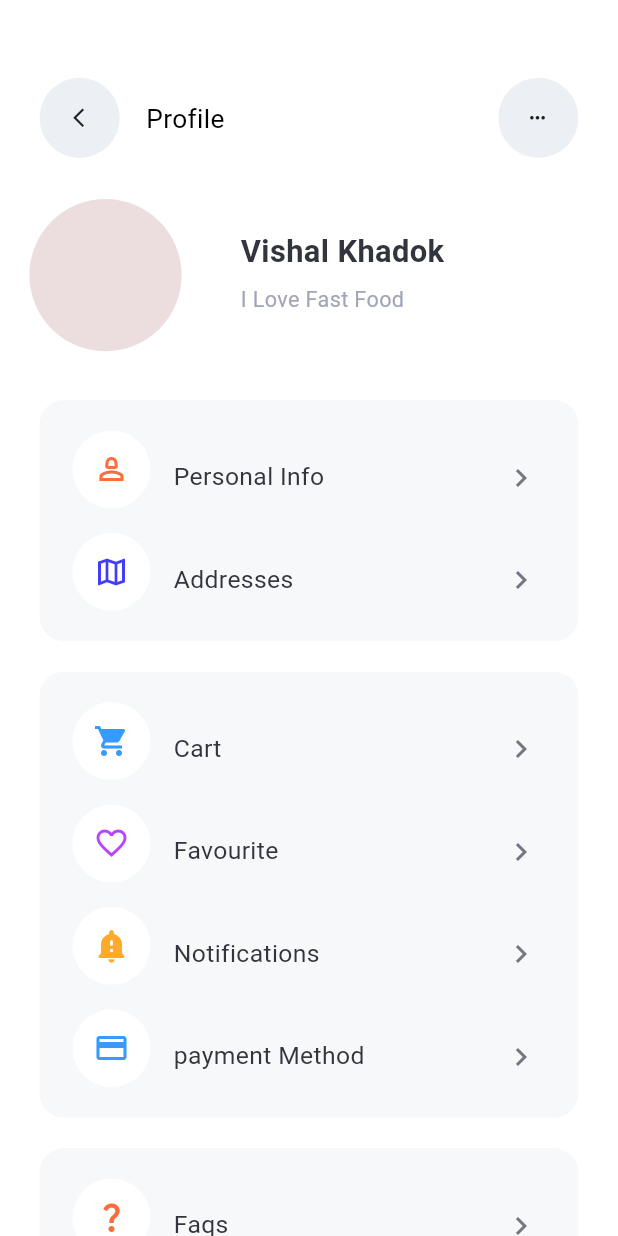
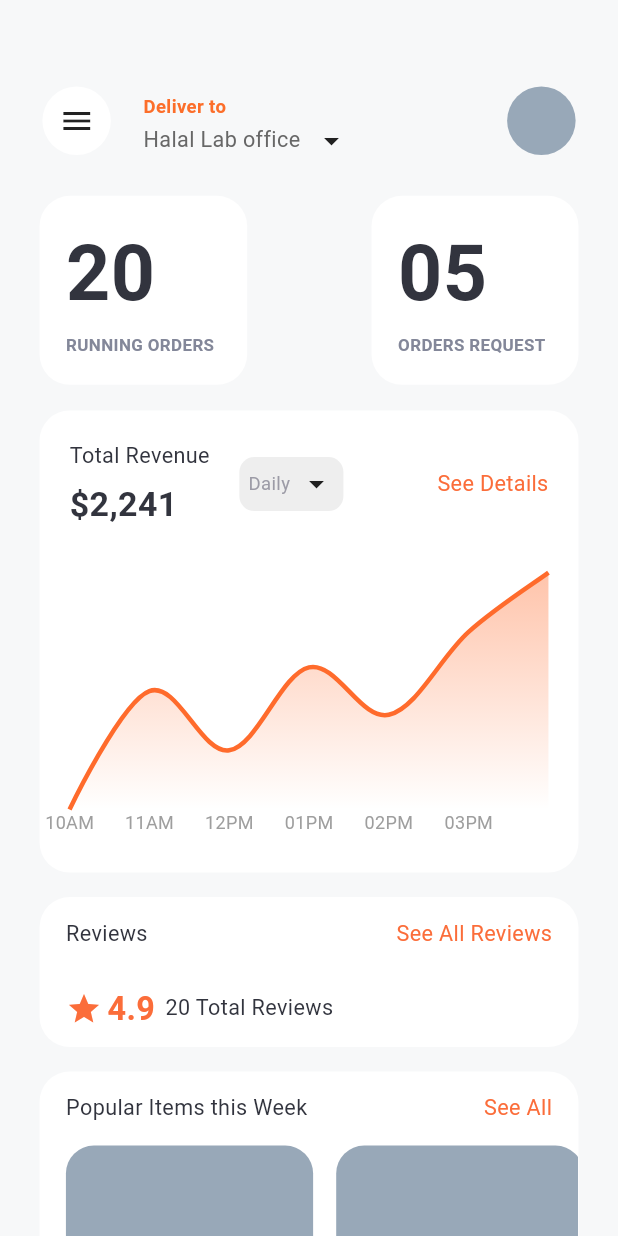
Before and after one commit to afaqahmad922/food_delievery_app, a Flutter app: the screen it shows after launch, on a phone screen of 412 x 824 dp. Run offline on Flutter 3.47's test engine with Material 3 defaults, Android fonts, the phone set to English and light mode, and no system bars; drawn by our look-alikes of fl_chart; our stand-ins replace flutter_screenutil, google_fonts, smooth_page_indicator, timeline_tile; Roboto replaces fonts that are missing (Sen).

Commit message:
Seller Dashboard UI

```diff
--- /dev/null
+++ b/lib/Chef interfaces/Revenue Chart.dart
@@ -0,0 +1,153 @@
+import 'package:figma_to_flutter_2/logins/Widgets/Widgets.dart';
+import 'package:flutter_screenutil/flutter_screenutil.dart';
+import 'package:fl_chart/fl_chart.dart';
+import 'package:flutter/material.dart';
+import 'package:google_fonts/google_fonts.dart';
+
+class RevenueCard extends StatelessWidget {
+  const RevenueCard({super.key});
+
+  @override
+  Widget build(BuildContext context) {
+    return Container(
+      padding: const EdgeInsets.all(20),
+      margin: EdgeInsets.only(left: 24.w, right: 24.w, top: 16.9.h),
+      decoration: BoxDecoration(
+        color: const Color(0xffFFFFFF),
+        borderRadius: BorderRadius.circular(20),
+      ),
+      child: Column(
+        crossAxisAlignment: CrossAxisAlignment.start,
+        children: [
+          /// Header
+          Row(
+            children: [
+              Column(
+                crossAxisAlignment: CrossAxisAlignment.start,
+                children: [
+                  AppText(text: 'Total Revenue', font: GoogleFonts.sen, fontWeight: FontWeight.w400, fontSize: 14.sp, color: Color(0xff32343E)),
+                  SizedBox(height: 5),
+                  AppText(text: '\$2,241', font: GoogleFonts.sen, fontWeight: FontWeight.w700, fontSize: 22.sp, color: Color(0xff32343E)),
+                ],
+              ),
+              SizedBox(width: 18.w,),
+              Container(
+                padding: const EdgeInsets.symmetric(
+                  horizontal: 6,
+                  vertical: 6,
+                ),
+                decoration: BoxDecoration(
+                  color: Colors.grey.shade200,
+                  borderRadius: BorderRadius.circular(10),
+                ),
+                child: Row(
+                  children: [
+                    AppText(text: 'Daily', font: GoogleFonts.sen, fontWeight: FontWeight.w400, fontSize: 12.sp, color: Color(0xff9C9BA6)),
+                    SizedBox(width: 5.w,),
+                    Icon(Icons.arrow_drop_down)
+                  ],
+                )
+              ),
+              Spacer(),
+              AppText(text: 'See Details', font: GoogleFonts.sen, fontWeight: FontWeight.w400, fontSize: 14.sp, color: Color(0xffFB6D3A)),
+            ],
+          ),
+
+          const SizedBox(height: 30),
+
+          /// Chart
+          SizedBox(
+            height: 180,
+            child: LineChart(
+              LineChartData(
+                gridData: FlGridData(show: false),
+                borderData: FlBorderData(show: false),
+
+                lineTouchData: LineTouchData(
+                  touchTooltipData: LineTouchTooltipData(
+                    getTooltipColor: (touchedSpot) => Colors.black87,
+                    getTooltipItems: (spots) {
+                      return spots.map((spot) {
+                        return LineTooltipItem(
+                          '\$${spot.y}',
+                          const TextStyle(color: Colors.white),
+                        );
+                      }).toList();
+                    },
+                  ),
+                ),
+
+                titlesData: FlTitlesData(
+                  leftTitles: AxisTitles(
+                    sideTitles: SideTitles(showTitles: false),
+                  ),
+                  rightTitles: AxisTitles(
+                    sideTitles: SideTitles(showTitles: false),
+                  ),
+                  topTitles: AxisTitles(
+                    sideTitles: SideTitles(showTitles: false),
+                  ),
+                  bottomTitles: AxisTitles(
+                    sideTitles: SideTitles(
+                      showTitles: true,
+                      interval: 1, // space between labels
+                      getTitlesWidget: (value, meta) {
+                        const style = TextStyle(color: Colors.grey, fontSize: 12);
+
+                        switch (value.toInt()) {
+                          case 0:
+                            return const Text("10AM", style: style);
+                          case 1:
+                            return const Text("11AM", style: style);
+                          case 2:
+                            return const Text("12PM", style: style);
+                          case 3:
+                            return const Text("01PM", style: style);
+                          case 4:
+                            return const Text("02PM", style: style);
+                          case 5:
+                            return const Text("03PM", style: style);
+                          default:
+                            return const Text('');
+                        }
+                      },
+                    ),
+                  ),
+                ),
+
+                lineBarsData: [
+                  LineChartBarData(
+                    spots: const [
+                      FlSpot(0, 3),
+                      FlSpot(1, 4),
+                      FlSpot(2, 3.5),
+                      FlSpot(3, 4.2),
+                      FlSpot(4, 3.8),
+                      FlSpot(5, 4.5),
+                      FlSpot(6, 5),
+                    ],
+                    isCurved: true,
+                    color: Color(0xffFF6B2C),
+                    barWidth: 3,
+                    dotData: FlDotData(show: false),
+                    belowBarData: BarAreaData(
+                      show: true,
+                      gradient: LinearGradient(
+                        colors: [
+                          Color(0xffFF6B2C).withOpacity(0.4),
+                          Color(0xffFF6B2C).withOpacity(0.0),
+                        ],
+                        begin: Alignment.topCenter,
+                        end: Alignment.bottomCenter,
+                      ),
+                    ),
+                  ),
+                ],
+              ),
+            ),
+          ),
+        ],
+      ),
+    );
+  }
+}
--- /dev/null
+++ b/lib/Chef interfaces/seller_Dashboard_Home.dart
@@ -0,0 +1,242 @@
+import 'package:figma_to_flutter_2/App_Pages/cart_Pages/edit_Cart.dart';
+import 'package:figma_to_flutter_2/Chef%20interfaces/Revenue%20Chart.dart';
+import 'package:figma_to_flutter_2/Homes/Home%20V.2.dart';
+import 'package:figma_to_flutter_2/logins/Widgets/Widgets.dart';
+import 'package:flutter/material.dart';
+import 'package:flutter_screenutil/flutter_screenutil.dart';
+import 'package:google_fonts/google_fonts.dart';
+
+class seller_Dash_Home extends StatefulWidget {
+  const seller_Dash_Home({super.key});
+
+  @override
+  State<seller_Dash_Home> createState() => _seller_Dash_HomeState();
+}
+
+class _seller_Dash_HomeState extends State<seller_Dash_Home> {
+  @override
+  Widget build(BuildContext context) {
+    return ScreenUtilInit(
+        designSize: const Size(375, 812),
+    minTextAdapt: true,
+      child: Scaffold(
+        backgroundColor: Color(0xffF7F8F9),
+        body: SingleChildScrollView(
+          child: Column(
+            children: [
+              Row(
+                children: [
+                  Padding(
+                    padding: EdgeInsets.only(left: 24.w, top: 54.h),
+                    child: Container(
+                      height: 45.h,
+                      width: 45.w,
+                      decoration: BoxDecoration(
+                        shape: BoxShape.circle,
+                        color: Color(0xffFFFFFF),
+                      ),
+                      child: Icon(Icons.menu),
+                    ),
+                  ),
+                  Column(
+                    crossAxisAlignment: CrossAxisAlignment.start,
+                    children: [
+                      Padding(
+                        padding: EdgeInsets.only(top: 59.h, left: 18.w),
+                        child: AppText(text: 'Deliver to', font: GoogleFonts.sen, fontWeight: FontWeight.w700, fontSize: 12.sp, color: Color(0xffFC6E2A)),
+                      ),
+                      Padding(
+                        padding: EdgeInsets.only(top: 3.h, left: 18.w),
+                        child: AppText(text: 'Halal Lab office', font: GoogleFonts.sen, fontWeight: FontWeight.w400, fontSize: 14.sp, color: Color(0xff676767)),
+                      ),
+                    ],
+                  ),
+                  Padding(
+                    padding: EdgeInsets.only(left: 8.w,top: 81.h),
+                    child: Icon(Icons.arrow_drop_down),
+                  ),
+                  Spacer(),
+                  Padding(
+                    padding: EdgeInsets.only(right: 24.w, top: 54.h),
+                    child: Container(
+                      height: 45.h,
+                      width: 45.w,
+                      decoration: BoxDecoration(
+                        shape: BoxShape.circle,
+                        color: Color(0xff98A8B8),
+                      ),
+                    ),
+                  ),
+                ],
+              ),
+              Padding(
+                padding: EdgeInsets.only(left: 24.w, top: 24.h, right: 24.w),
+                child: Row(
+                  children: [
+                    Container(
+                      decoration: BoxDecoration(
+                        borderRadius: BorderRadius.circular(20.r),
+                        color: Color(0xffFFFFFF),
+                      ),
+                      child: Padding(
+                        padding: EdgeInsets.only(left: 16.w),
+                        child: Column(
+                          mainAxisAlignment: MainAxisAlignment.start,
+                          crossAxisAlignment: CrossAxisAlignment.start,
+                          children: [
+                            Padding(
+                              padding: EdgeInsets.only(top: 15.h),
+                              child: AppText(text: '20', font: GoogleFonts.sen, fontWeight: FontWeight.w700, fontSize: 50.sp, color: Color(0xff32343E)),
+                            ),
+                            Padding(
+                              padding: EdgeInsets.only(top: 2.5.h, bottom: 18.h, right: 20.w),
+                              child: AppText(text: 'RUNNING ORDERS', font: GoogleFonts.sen, fontWeight: FontWeight.w700, fontSize: 11.sp, color: Color(0xff838799)),
+                            ),
+                          ],
+                        ),
+                      ),
+                    ),
+                    Spacer(),
+                    Container(
+                      decoration: BoxDecoration(
+                        borderRadius: BorderRadius.circular(20.r),
+                        color: Color(0xffFFFFFF),
+                      ),
+                      child: Padding(
+                        padding: EdgeInsets.only(left: 16.w),
+                        child: Column(
+                          mainAxisAlignment: MainAxisAlignment.start,
+                          crossAxisAlignment: CrossAxisAlignment.start,
+                          children: [
+                            Padding(
+                              padding: EdgeInsets.only(top: 15.h),
+                              child: AppText(text: '05', font: GoogleFonts.sen, fontWeight: FontWeight.w700, fontSize: 50.sp, color: Color(0xff32343E)),
+                            ),
+                            Padding(
+                              padding: EdgeInsets.only(top: 2.5.h, bottom: 18.h, right: 20.w),
+                              child: AppText(text: 'ORDERS REQUEST', font: GoogleFonts.sen, fontWeight: FontWeight.w700, fontSize: 11.sp, color: Color(0xff838799)),
+                            ),
+                          ],
+                        ),
+                      ),
+                    ),
+                  ],
+                ),
+              ),
+
+              RevenueCard(),
+              Padding(
+                padding: EdgeInsets.only(left: 24.w, right: 24.w, top: 16.h),
+                child: Container(
+                  decoration: BoxDecoration(
+                    borderRadius: BorderRadius.circular(20.r),
+                    color: Color(0xffFFFFFF),
+                  ),
+                  child: Column(
+                    children: [
+                      Row(
+                        children: [
+                          Padding(
+                            padding: EdgeInsets.only(left: 16.w, top: 14.h),
+                            child: AppText(text: 'Reviews', font: GoogleFonts.sen, fontWeight: FontWeight.w400, fontSize: 14.sp, color: Color(0xff32343E)),
+                          ),
+                          Spacer(),
+                          Padding(
+                            padding: EdgeInsets.only( top: 14.h, right: 16.w),
+                            child: AppText(text: 'See All Reviews', font: GoogleFonts.sen, fontWeight: FontWeight.w400, fontSize: 14.sp, color: Color(0xffFB6D3A)),
+                          ),
+                        ],
+                      ),
+                      Padding(
+                        padding: EdgeInsets.only( top: 23.4.h, left: 16.w, bottom: 10.h),
+                        child: Row(
+                          children: [
+                            Icon(Icons.star, color: Color(0xffFB6D3A),),
+                            Padding(
+                              padding: EdgeInsets.only(left: 3.3.w),
+                              child: AppText(text: '4.9', font: GoogleFonts.sen, fontWeight: FontWeight.w700, fontSize: 21.sp, color: Color(0xffFB6D3A)),
+                            ),
+                            Padding(
+                              padding: EdgeInsets.only(left: 6.16.w),
+                              child: AppText(text: '20 Total Reviews', font: GoogleFonts.sen, fontWeight: FontWeight.w400, fontSize: 14.sp, color: Color(0xff32343E)),
+                            ),
+                          ],
+                        ),
+                      )
+                    ],
+                  ),
+                ),
+              ),
+              Padding(
+                padding: EdgeInsets.only(left: 24.w, right: 24.w, top: 16.h),
+                child: Container(
+                  decoration: BoxDecoration(
+                    borderRadius: BorderRadius.circular(20.r),
+                    color: Color(0xffFFFFFF)
+                  ),
+                  child: Column(
+                    mainAxisAlignment: MainAxisAlignment.start,
+                    crossAxisAlignment: CrossAxisAlignment.start,
+                    children: [
+                      Row(
+                        children: [
+                          Padding(
+                            padding: EdgeInsets.only(left: 16.w, top: 14.h),
+                            child: AppText(text: 'Popular Items this Week', font: GoogleFonts.sen, fontWeight: FontWeight.w400, fontSize: 14.sp, color: Color(0xff32343E)),
+                          ),
+                          Spacer(),
+                          Padding(
+                            padding: EdgeInsets.only( top: 14.h, right: 16.w),
+                            child: AppText(text: 'See All', font: GoogleFonts.sen, fontWeight: FontWeight.w400, fontSize: 14.sp, color: Color(0xffFB6D3A)),
+                          ),
+                        ],
+                      ),
+                      SingleChildScrollView(
+                        scrollDirection: Axis.horizontal,
+                        child: Padding(
+                          padding: EdgeInsets.only( top: 14.h, left: 16.w, bottom: 14.h),
+                          child: Row(
+                            mainAxisAlignment: MainAxisAlignment.start,
+                            crossAxisAlignment: CrossAxisAlignment.start,
+                            children: [
+                              Container(
+                                width: 150.w,
+                                height: 153.h,
+                                decoration: BoxDecoration(
+                                  borderRadius: BorderRadius.circular(18.31.r),
+                                  color: Color(0xff98A8B8),
+                                ),
+                              ),
+                              SizedBox(width: 14.w,),
+                              Container(
+                                width: 150.w,
+                                height: 153.h,
+                                decoration: BoxDecoration(
+                                  borderRadius: BorderRadius.circular(18.31.r),
+                                  color: Color(0xff98A8B8),
+                                ),
+                              ),
+                              SizedBox(width: 14.w,),
+                              Container(
+                                width: 150.w,
+                                height: 153.h,
+                                decoration: BoxDecoration(
+                                  borderRadius: BorderRadius.circular(18.31.r),
+                                  color: Color(0xff98A8B8),
+                                ),
+                              ),
+                            ],
+                          ),
+                        ),
+                      )
+                    ],
+                  ),
+                ),
+              )
+            ],
+          ),
+        ),
+      ),
+    );
+  }
+}
--- a/lib/main.dart
+++ b/lib/main.dart
@@ -1,29 +1,8 @@
-import 'package:figma_to_flutter_2/App_Pages/Food%20Details_02.dart';
-import 'package:figma_to_flutter_2/App_Pages/Food_Details_01.dart';
-import 'package:figma_to_flutter_2/App_Pages/Restaurant%20View_02.dart';
-import 'package:figma_to_flutter_2/App_Pages/Restaurant_View_01.dart';
-import 'package:figma_to_flutter_2/App_Pages/Search_Page.dart';
-import 'package:figma_to_flutter_2/App_Pages/cart_Pages/edit_Cart.dart';
-import 'package:figma_to_flutter_2/App_Pages/cart_Pages/my_Cart.dart';
-import 'package:figma_to_flutter_2/App_Pages/food_Burgers.dart';
+import 'package:figma_to_flutter_2/Chef%20interfaces/seller_Dashboard_Home.dart';
 import 'package:figma_to_flutter_2/Homes/Home%20V.1.dart';
 import 'package:figma_to_flutter_2/Homes/Home%20V.2.dart';
 import 'package:figma_to_flutter_2/Homes/Home%20V.3.dart';
-import 'package:figma_to_flutter_2/On_Boarding/onBoarding.dart';
-import 'package:figma_to_flutter_2/Orders/my_Order_01.dart';
-import 'package:figma_to_flutter_2/Payment%20Screens/Add%20Card.dart';
-import 'package:figma_to_flutter_2/Payment%20Screens/Payment%20Method.dart';
-import 'package:figma_to_flutter_2/Payment%20Screens/Payment%20Successfull.dart';
-import 'package:figma_to_flutter_2/Payment%20Screens/payment_Method_No_Mastercard.dart';
-import 'package:figma_to_flutter_2/Profile%20Pages/Address.dart';
-import 'package:figma_to_flutter_2/Profile%20Pages/Edit%20Profile.dart';
-import 'package:figma_to_flutter_2/Profile%20Pages/Personal%20Profiles.dart';
-import 'package:figma_to_flutter_2/Profile%20Pages/menu.dart';
 import 'package:figma_to_flutter_2/SplashScreen/splashScreen.dart';
-import 'package:figma_to_flutter_2/Tracking/Call%20Screen.dart';
-import 'package:figma_to_flutter_2/Tracking/drawer_Widget.dart';
-import 'package:figma_to_flutter_2/Tracking/tracking_Order.dart';
-import 'package:figma_to_flutter_2/logins/singIn.dart';
 import 'package:flutter/material.dart';
 import 'package:flutter_screenutil/flutter_screenutil.dart';
 
@@ -35,6 +14,7 @@ void main() {
 class MyApp extends StatelessWidget {
   const MyApp({super.key});
 
+  // This widget is the root of your application.
   @override
   Widget build(BuildContext context) {
     return ScreenUtilInit(
@@ -46,7 +26,7 @@ class MyApp extends StatelessWidget {
         theme: ThemeData(
           colorScheme: ColorScheme.fromSeed(seedColor: Colors.deepPurple),
         ),
-        home: menu(),
+        home: seller_Dash_Home(),
       ),
     );
   }
--- a/pubspec.yaml
+++ b/pubspec.yaml
@@ -38,6 +38,7 @@ dependencies:
   smooth_page_indicator:
   google_fonts: ^8.0.1
   timeline_tile:
+  fl_chart:
 
 dev_dependencies:
   flutter_test:
```
Also changed, not shown: pubspec.lock.
